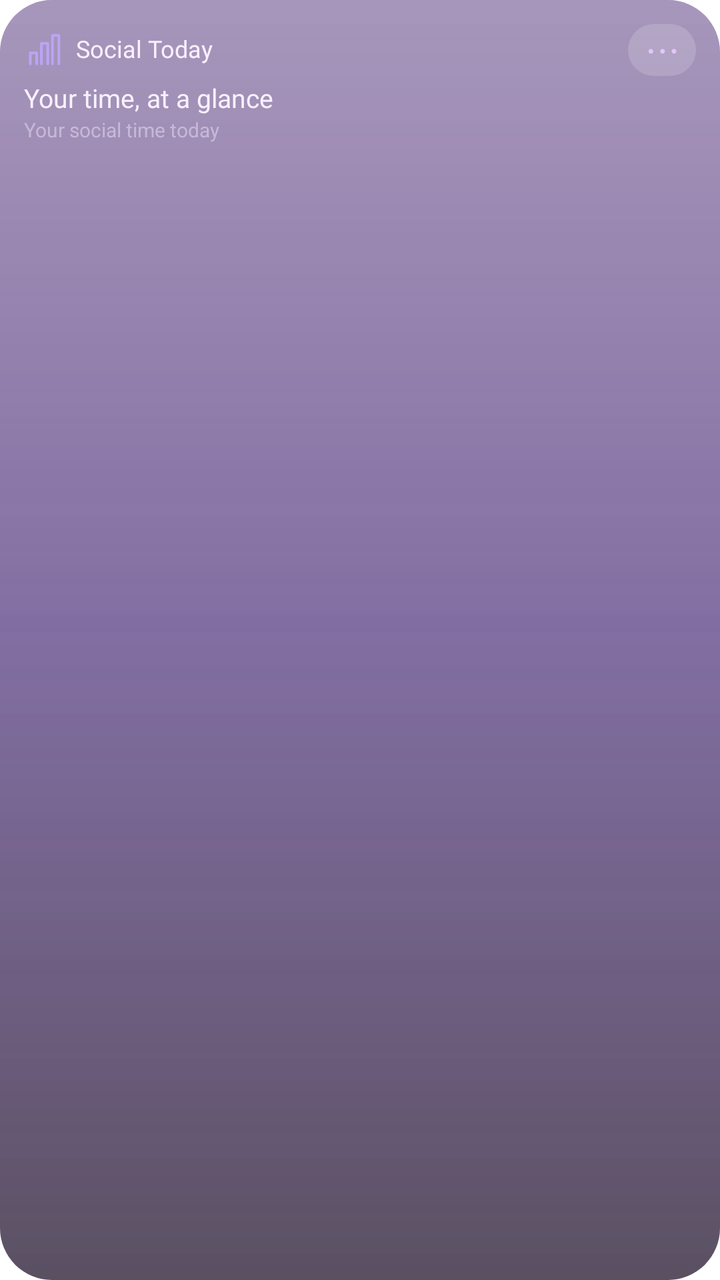
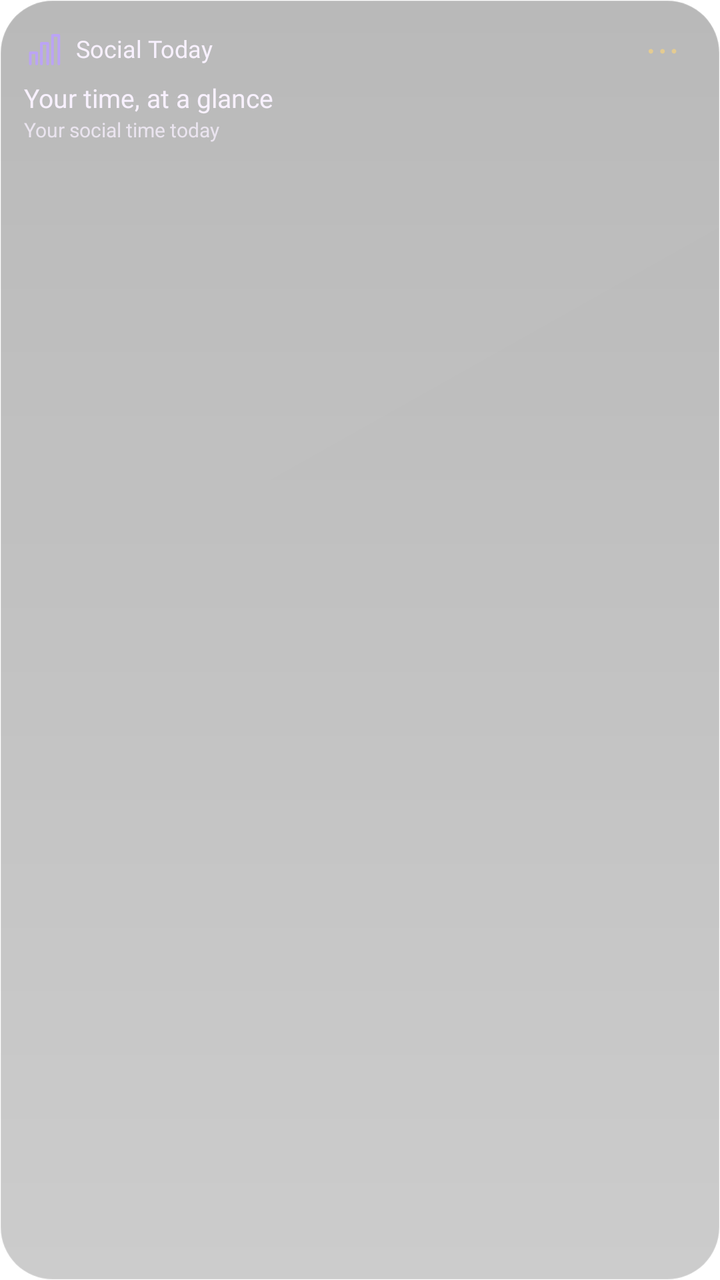

An Android layout rendered at two revisions. The XML below is the earlier revision; the diff shows what the commit changed to produce the second picture.
<!-- AndroidManifest.xml: application theme Theme.Lumen -->
<!-- res/layout/widget_preview_social.xml -->
<?xml version='1.0' encoding='utf-8'?>
<LinearLayout xmlns:android="http://schemas.android.com/apk/res/android" android:id="@+id/widget_root" android:layout_width="match_parent" android:layout_height="match_parent" android:orientation="vertical" android:padding="12dp" android:background="@drawable/widget_glass_dark_balanced">
    <LinearLayout android:layout_width="match_parent" android:layout_height="wrap_content" android:orientation="horizontal" android:gravity="center_vertical">
        <ImageView android:id="@+id/widget_icon" android:layout_width="19dp" android:layout_height="19dp" android:contentDescription="@null" android:src="@drawable/widget_ic_social" />
        <TextView android:id="@+id/widget_title" android:layout_width="0dp" android:layout_weight="1" android:layout_height="wrap_content" android:layout_marginStart="7dp" android:text="@string/widget_social" android:textColor="#F8F1FF" android:textSize="12sp" android:fontFamily="@font/outfit_medium" android:maxLines="1" android:ellipsize="end" android:includeFontPadding="false" />
        <TextView android:id="@+id/widget_action" android:layout_width="34dp" android:layout_height="26dp" android:gravity="center" android:text="@string/widget_more" android:textSize="19sp" android:textColor="#E4C6FF" android:contentDescription="@string/widget_open" android:background="@drawable/widget_control" android:includeFontPadding="false" />
    </LinearLayout>
    <TextView android:id="@+id/widget_detail" android:layout_width="match_parent" android:layout_height="wrap_content" android:layout_marginTop="4dp" android:text="@string/widget_preview_social_detail" android:textColor="#F8F1FF" android:textSize="13sp" android:fontFamily="@font/outfit_medium" android:maxLines="2" android:ellipsize="end" android:visibility="visible" android:includeFontPadding="false" />
    <Chronometer android:id="@+id/widget_timer" android:layout_width="match_parent" android:layout_height="24dp" android:textColor="#F8F1FF" android:textSize="20sp" android:fontFamily="@font/outfit_medium" android:visibility="gone" android:includeFontPadding="false" />
    <TextView android:id="@+id/widget_status" android:layout_width="match_parent" android:layout_height="wrap_content" android:layout_marginTop="2dp" android:textColor="#C8B8D8" android:textSize="10sp" android:maxLines="2" android:ellipsize="end" android:text="@string/widget_preview_social_status" android:visibility="visible" android:includeFontPadding="false" />
    <LinearLayout android:id="@+id/widget_photos" android:layout_width="match_parent" android:layout_height="30dp" android:layout_marginTop="4dp" android:orientation="horizontal" android:gravity="center_vertical" android:visibility="gone">
        <ImageView android:id="@+id/widget_photo1" android:layout_width="0dp" android:layout_weight="1" android:layout_height="28dp" android:layout_marginEnd="4dp" android:scaleType="centerCrop" android:background="@drawable/widget_photo_frame" android:contentDescription="@string/widget_photo" android:visibility="gone" />
        <ImageView android:id="@+id/widget_photo2" android:layout_width="0dp" android:layout_weight="1" android:layout_height="28dp" android:layout_marginEnd="4dp" android:scaleType="centerCrop" android:background="@drawable/widget_photo_frame" android:contentDescription="@string/widget_photo" android:visibility="gone" />
        <ImageView android:id="@+id/widget_photo3" android:layout_width="0dp" android:layout_weight="1" android:layout_height="28dp" android:layout_marginEnd="4dp" android:scaleType="centerCrop" android:background="@drawable/widget_photo_frame" android:contentDescription="@string/widget_photo" android:visibility="gone" />
        <ImageView android:id="@+id/widget_photo4" android:layout_width="0dp" android:layout_weight="1" android:layout_height="28dp" android:layout_marginEnd="4dp" android:scaleType="centerCrop" android:background="@drawable/widget_photo_frame" android:contentDescription="@string/widget_photo" android:visibility="gone" />
    </LinearLayout>
    <LinearLayout android:id="@+id/widget_photo_names" android:layout_width="match_parent" android:layout_height="12dp" android:orientation="horizontal" android:visibility="gone">
        <TextView android:id="@+id/widget_person1" android:layout_width="0dp" android:layout_weight="1" android:layout_height="match_parent" android:textColor="#C8B8D8" android:textSize="9sp" android:gravity="center" android:maxLines="1" android:ellipsize="end" android:includeFontPadding="false" />
        <TextView android:id="@+id/widget_person2" android:layout_width="0dp" android:layout_weight="1" android:layout_height="match_parent" android:textColor="#C8B8D8" android:textSize="9sp" android:gravity="center" android:maxLines="1" android:ellipsize="end" android:includeFontPadding="false" />
        <TextView android:id="@+id/widget_person3" android:layout_width="0dp" android:layout_weight="1" android:layout_height="match_parent" android:textColor="#C8B8D8" android:textSize="9sp" android:gravity="center" android:maxLines="1" android:ellipsize="end" android:includeFontPadding="false" />
        <TextView android:id="@+id/widget_person4" android:layout_width="0dp" android:layout_weight="1" android:layout_height="match_parent" android:textColor="#C8B8D8" android:textSize="9sp" android:gravity="center" android:maxLines="1" android:ellipsize="end" android:includeFontPadding="false" />
    </LinearLayout>
    <LinearLayout android:id="@+id/widget_row1" android:layout_width="match_parent" android:layout_height="24dp" android:orientation="horizontal" android:gravity="center_vertical" android:visibility="gone">
        <TextView android:id="@+id/widget_check1" android:layout_width="34dp" android:layout_height="match_parent" android:text="@string/widget_circle" android:textColor="#E4C6FF" android:textSize="22sp" android:gravity="center_vertical" android:includeFontPadding="false" />
        <TextView android:id="@+id/widget_task1" android:layout_width="0dp" android:layout_weight="1" android:layout_height="wrap_content" android:textColor="#F8F1FF" android:textSize="12sp" android:maxLines="1" android:ellipsize="end" android:includeFontPadding="false" />
    </LinearLayout>
    <LinearLayout android:id="@+id/widget_row2" android:layout_width="match_parent" android:layout_height="24dp" android:orientation="horizontal" android:gravity="center_vertical" android:visibility="gone">
        <TextView android:id="@+id/widget_check2" android:layout_width="34dp" android:layout_height="match_parent" android:text="@string/widget_circle" android:textColor="#E4C6FF" android:textSize="22sp" android:gravity="center_vertical" android:includeFontPadding="false" />
        <TextView android:id="@+id/widget_task2" android:layout_width="0dp" android:layout_weight="1" android:layout_height="wrap_content" android:textColor="#F8F1FF" android:textSize="12sp" android:maxLines="1" android:ellipsize="end" android:includeFontPadding="false" />
    </LinearLayout>
    <TextView android:id="@+id/widget_button" android:layout_width="match_parent" android:layout_height="28dp" android:layout_marginTop="4dp" android:gravity="center" android:textColor="#2A1048" android:fontFamily="@font/outfit_medium" android:textSize="12sp" android:background="@drawable/widget_pill" android:visibility="gone" android:text="@string/widget_preview_social_button" android:includeFontPadding="false" />
    <ProgressBar android:id="@+id/widget_meter" android:layout_width="match_parent" android:layout_height="4dp" android:layout_marginTop="8dp" android:max="100" android:progressTint="#C084FC" android:progressBackgroundTint="#33E4C6FF" android:visibility="gone" style="?android:attr/progressBarStyleHorizontal" />
</LinearLayout>
<!-- resources referenced by this layout -->
<resources>
  <!-- drawable widget_control (drawable) -->
  <?xml version="1.0" encoding="utf-8"?>
  <shape xmlns:android="http://schemas.android.com/apk/res/android">
      <corners android:radius="16dp" />
      <solid android:color="#28FFFFFF" />
  </shape>
  <!-- drawable widget_glass_dark_balanced (drawable) -->
  <?xml version="1.0" encoding="utf-8"?>
  <layer-list xmlns:android="http://schemas.android.com/apk/res/android">
      <item>
          <shape>
              <corners android:radius="26dp" />
              <gradient
                  android:angle="270"
                  android:startColor="#993B1568"
                  android:centerColor="#A62E1060"
                  android:endColor="#B314061F" />
          </shape>
      </item>
      <item>
          <shape>
              <corners android:radius="26dp" />
              <gradient
                  android:angle="270"
                  android:startColor="#40FFFFFF"
                  android:centerColor="#18E4C6FF"
                  android:endColor="#00FFFFFF" />
          </shape>
      </item>
  </layer-list>
  <!-- drawable widget_ic_social (drawable) -->
  <vector xmlns:android="http://schemas.android.com/apk/res/android" android:width="24dp" android:height="24dp" android:viewportWidth="24" android:viewportHeight="24"><path android:pathData="M4,21 L4,14 L8,14 L8,21 M11,21 L11,8 L15,8 L15,21 M18,21 L18,3 L22,3 L22,21" android:fillColor="@android:color/transparent" android:strokeColor="#BBA4F4" android:strokeWidth="1.7" android:strokeLineCap="round" android:strokeLineJoin="round" /></vector>
  <!-- drawable widget_photo_frame (drawable) -->
  <?xml version="1.0" encoding="utf-8"?>
  <shape xmlns:android="http://schemas.android.com/apk/res/android">
      <corners android:radius="16dp" />
      <solid android:color="#3314061F" />
  </shape>
  <!-- drawable widget_pill (drawable) -->
  <?xml version="1.0" encoding="utf-8"?>
  <shape xmlns:android="http://schemas.android.com/apk/res/android">
      <corners android:radius="22dp" />
      <gradient
          android:angle="0"
          android:startColor="#E9D5FF"
          android:centerColor="#D8B4FE"
          android:endColor="#F0ABFC" />
  </shape>
  <string name="widget_circle">○</string>
  <string name="widget_more">⋯</string>
  <string name="widget_open">Open widget</string>
  <string name="widget_photo">Photo</string>
  <string name="widget_preview_social_button" />
  <string name="widget_preview_social_detail">Your time, at a glance</string>
  <string name="widget_preview_social_status">Your social time today</string>
  <string name="widget_social">Social Today</string>
  <style name="Theme.Lumen" parent="android:Theme.Material.NoActionBar">
          <item name="android:windowShowWallpaper">true</item>
          <item name="android:windowBackground">@android:color/transparent</item>
          <item name="android:colorBackgroundCacheHint">@null</item>
          <item name="android:statusBarColor">@android:color/transparent</item>
          <item name="android:navigationBarColor">@android:color/transparent</item>
          <item name="android:windowDrawsSystemBarBackgrounds">true</item>
          <item name="android:windowLightStatusBar">false</item>
      </style>
</resources>

<!-- the commit's change to res/layout/widget_preview_social.xml (unified diff, before → after) -->
@@ -3,11 +3,11 @@
     <LinearLayout android:layout_width="match_parent" android:layout_height="wrap_content" android:orientation="horizontal" android:gravity="center_vertical">
         <ImageView android:id="@+id/widget_icon" android:layout_width="19dp" android:layout_height="19dp" android:contentDescription="@null" android:src="@drawable/widget_ic_social" />
         <TextView android:id="@+id/widget_title" android:layout_width="0dp" android:layout_weight="1" android:layout_height="wrap_content" android:layout_marginStart="7dp" android:text="@string/widget_social" android:textColor="#F8F1FF" android:textSize="12sp" android:fontFamily="@font/outfit_medium" android:maxLines="1" android:ellipsize="end" android:includeFontPadding="false" />
-        <TextView android:id="@+id/widget_action" android:layout_width="34dp" android:layout_height="26dp" android:gravity="center" android:text="@string/widget_more" android:textSize="19sp" android:textColor="#E4C6FF" android:contentDescription="@string/widget_open" android:background="@drawable/widget_control" android:includeFontPadding="false" />
+        <TextView android:id="@+id/widget_action" android:layout_width="34dp" android:layout_height="26dp" android:gravity="center" android:text="@string/widget_more" android:textSize="19sp" android:textColor="#E4CB91" android:contentDescription="@string/widget_open" android:background="@drawable/widget_control" android:includeFontPadding="false" />
     </LinearLayout>
     <TextView android:id="@+id/widget_detail" android:layout_width="match_parent" android:layout_height="wrap_content" android:layout_marginTop="4dp" android:text="@string/widget_preview_social_detail" android:textColor="#F8F1FF" android:textSize="13sp" android:fontFamily="@font/outfit_medium" android:maxLines="2" android:ellipsize="end" android:visibility="visible" android:includeFontPadding="false" />
     <Chronometer android:id="@+id/widget_timer" android:layout_width="match_parent" android:layout_height="24dp" android:textColor="#F8F1FF" android:textSize="20sp" android:fontFamily="@font/outfit_medium" android:visibility="gone" android:includeFontPadding="false" />
-    <TextView android:id="@+id/widget_status" android:layout_width="match_parent" android:layout_height="wrap_content" android:layout_marginTop="2dp" android:textColor="#C8B8D8" android:textSize="10sp" android:maxLines="2" android:ellipsize="end" android:text="@string/widget_preview_social_status" android:visibility="visible" android:includeFontPadding="false" />
+    <TextView android:id="@+id/widget_status" android:layout_width="match_parent" android:layout_height="wrap_content" android:layout_marginTop="2dp" android:textColor="#C4F8F1FF" android:textSize="10sp" android:maxLines="2" android:ellipsize="end" android:text="@string/widget_preview_social_status" android:visibility="visible" android:includeFontPadding="false" />
     <LinearLayout android:id="@+id/widget_photos" android:layout_width="match_parent" android:layout_height="30dp" android:layout_marginTop="4dp" android:orientation="horizontal" android:gravity="center_vertical" android:visibility="gone">
         <ImageView android:id="@+id/widget_photo1" android:layout_width="0dp" android:layout_weight="1" android:layout_height="28dp" android:layout_marginEnd="4dp" android:scaleType="centerCrop" android:background="@drawable/widget_photo_frame" android:contentDescription="@string/widget_photo" android:visibility="gone" />
         <ImageView android:id="@+id/widget_photo2" android:layout_width="0dp" android:layout_weight="1" android:layout_height="28dp" android:layout_marginEnd="4dp" android:scaleType="centerCrop" android:background="@drawable/widget_photo_frame" android:contentDescription="@string/widget_photo" android:visibility="gone" />
@@ -15,17 +15,17 @@
         <ImageView android:id="@+id/widget_photo4" android:layout_width="0dp" android:layout_weight="1" android:layout_height="28dp" android:layout_marginEnd="4dp" android:scaleType="centerCrop" android:background="@drawable/widget_photo_frame" android:contentDescription="@string/widget_photo" android:visibility="gone" />
     </LinearLayout>
     <LinearLayout android:id="@+id/widget_photo_names" android:layout_width="match_parent" android:layout_height="12dp" android:orientation="horizontal" android:visibility="gone">
-        <TextView android:id="@+id/widget_person1" android:layout_width="0dp" android:layout_weight="1" android:layout_height="match_parent" android:textColor="#C8B8D8" android:textSize="9sp" android:gravity="center" android:maxLines="1" android:ellipsize="end" android:includeFontPadding="false" />
-        <TextView android:id="@+id/widget_person2" android:layout_width="0dp" android:layout_weight="1" android:layout_height="match_parent" android:textColor="#C8B8D8" android:textSize="9sp" android:gravity="center" android:maxLines="1" android:ellipsize="end" android:includeFontPadding="false" />
-        <TextView android:id="@+id/widget_person3" android:layout_width="0dp" android:layout_weight="1" android:layout_height="match_parent" android:textColor="#C8B8D8" android:textSize="9sp" android:gravity="center" android:maxLines="1" android:ellipsize="end" android:includeFontPadding="false" />
-        <TextView android:id="@+id/widget_person4" android:layout_width="0dp" android:layout_weight="1" android:layout_height="match_parent" android:textColor="#C8B8D8" android:textSize="9sp" android:gravity="center" android:maxLines="1" android:ellipsize="end" android:includeFontPadding="false" />
+        <TextView android:id="@+id/widget_person1" android:layout_width="0dp" android:layout_weight="1" android:layout_height="match_parent" android:textColor="#C4F8F1FF" android:textSize="9sp" android:gravity="center" android:maxLines="1" android:ellipsize="end" android:includeFontPadding="false" />
+        <TextView android:id="@+id/widget_person2" android:layout_width="0dp" android:layout_weight="1" android:layout_height="match_parent" android:textColor="#C4F8F1FF" android:textSize="9sp" android:gravity="center" android:maxLines="1" android:ellipsize="end" android:includeFontPadding="false" />
+        <TextView android:id="@+id/widget_person3" android:layout_width="0dp" android:layout_weight="1" android:layout_height="match_parent" android:textColor="#C4F8F1FF" android:textSize="9sp" android:gravity="center" android:maxLines="1" android:ellipsize="end" android:includeFontPadding="false" />
+        <TextView android:id="@+id/widget_person4" android:layout_width="0dp" android:layout_weight="1" android:layout_height="match_parent" android:textColor="#C4F8F1FF" android:textSize="9sp" android:gravity="center" android:maxLines="1" android:ellipsize="end" android:includeFontPadding="false" />
     </LinearLayout>
     <LinearLayout android:id="@+id/widget_row1" android:layout_width="match_parent" android:layout_height="24dp" android:orientation="horizontal" android:gravity="center_vertical" android:visibility="gone">
-        <TextView android:id="@+id/widget_check1" android:layout_width="34dp" android:layout_height="match_parent" android:text="@string/widget_circle" android:textColor="#E4C6FF" android:textSize="22sp" android:gravity="center_vertical" android:includeFontPadding="false" />
+        <TextView android:id="@+id/widget_check1" android:layout_width="34dp" android:layout_height="match_parent" android:text="@string/widget_circle" android:textColor="#E4CB91" android:textSize="22sp" android:gravity="center_vertical" android:includeFontPadding="false" />
         <TextView android:id="@+id/widget_task1" android:layout_width="0dp" android:layout_weight="1" android:layout_height="wrap_content" android:textColor="#F8F1FF" android:textSize="12sp" android:maxLines="1" android:ellipsize="end" android:includeFontPadding="false" />
     </LinearLayout>
     <LinearLayout android:id="@+id/widget_row2" android:layout_width="match_parent" android:layout_height="24dp" android:orientation="horizontal" android:gravity="center_vertical" android:visibility="gone">
-        <TextView android:id="@+id/widget_check2" android:layout_width="34dp" android:layout_height="match_parent" android:text="@string/widget_circle" android:textColor="#E4C6FF" android:textSize="22sp" android:gravity="center_vertical" android:includeFontPadding="false" />
+        <TextView android:id="@+id/widget_check2" android:layout_width="34dp" android:layout_height="match_parent" android:text="@string/widget_circle" android:textColor="#E4CB91" android:textSize="22sp" android:gravity="center_vertical" android:includeFontPadding="false" />
         <TextView android:id="@+id/widget_task2" android:layout_width="0dp" android:layout_weight="1" android:layout_height="wrap_content" android:textColor="#F8F1FF" android:textSize="12sp" android:maxLines="1" android:ellipsize="end" android:includeFontPadding="false" />
     </LinearLayout>
     <TextView android:id="@+id/widget_button" android:layout_width="match_parent" android:layout_height="28dp" android:layout_marginTop="4dp" android:gravity="center" android:textColor="#2A1048" android:fontFamily="@font/outfit_medium" android:textSize="12sp" android:background="@drawable/widget_pill" android:visibility="gone" android:text="@string/widget_preview_social_button" android:includeFontPadding="false" />
<!-- resource entries referenced after the edit -->
@@ -2,51 +2,31 @@
 <resources>
   <!-- drawable widget_control (drawable) -->
   <?xml version="1.0" encoding="utf-8"?>
-  <shape xmlns:android="http://schemas.android.com/apk/res/android">
-      <corners android:radius="16dp" />
-      <solid android:color="#28FFFFFF" />
-  </shape>
+  <shape xmlns:android="http://schemas.android.com/apk/res/android"><solid android:color="#00000000" /></shape>
   <!-- drawable widget_glass_dark_balanced (drawable) -->
   <?xml version="1.0" encoding="utf-8"?>
   <layer-list xmlns:android="http://schemas.android.com/apk/res/android">
-      <item>
-          <shape>
-              <corners android:radius="26dp" />
-              <gradient
-                  android:angle="270"
-                  android:startColor="#993B1568"
-                  android:centerColor="#A62E1060"
-                  android:endColor="#B314061F" />
-          </shape>
-      </item>
-      <item>
-          <shape>
-              <corners android:radius="26dp" />
-              <gradient
-                  android:angle="270"
-                  android:startColor="#40FFFFFF"
-                  android:centerColor="#18E4C6FF"
-                  android:endColor="#00FFFFFF" />
-          </shape>
-      </item>
+    <item><shape>
+      <corners android:radius="26dp" />
+      <gradient android:angle="270" android:startColor="#47000000" android:endColor="#33000000" />
+      <stroke android:width="0.8dp" android:color="#33FFFFFF" />
+  </shape></item>
+    <item><shape>
+      <corners android:radius="26dp" />
+      <gradient android:angle="315" android:startColor="#04FFFFFF" android:endColor="#00FFFFFF" />
+    </shape></item>
   </layer-list>
   <!-- drawable widget_ic_social (drawable) -->
   <vector xmlns:android="http://schemas.android.com/apk/res/android" android:width="24dp" android:height="24dp" android:viewportWidth="24" android:viewportHeight="24"><path android:pathData="M4,21 L4,14 L8,14 L8,21 M11,21 L11,8 L15,8 L15,21 M18,21 L18,3 L22,3 L22,21" android:fillColor="@android:color/transparent" android:strokeColor="#BBA4F4" android:strokeWidth="1.7" android:strokeLineCap="round" android:strokeLineJoin="round" /></vector>
   <!-- drawable widget_photo_frame (drawable) -->
   <?xml version="1.0" encoding="utf-8"?>
-  <shape xmlns:android="http://schemas.android.com/apk/res/android">
-      <corners android:radius="16dp" />
-      <solid android:color="#3314061F" />
-  </shape>
+  <shape xmlns:android="http://schemas.android.com/apk/res/android"><solid android:color="#00000000" /></shape>
   <!-- drawable widget_pill (drawable) -->
   <?xml version="1.0" encoding="utf-8"?>
   <shape xmlns:android="http://schemas.android.com/apk/res/android">
       <corners android:radius="22dp" />
-      <gradient
-          android:angle="0"
-          android:startColor="#E9D5FF"
-          android:centerColor="#D8B4FE"
-          android:endColor="#F0ABFC" />
+      <gradient android:angle="270" android:startColor="#EAD8AD" android:endColor="#DBC18A" />
+      <stroke android:width="0.7dp" android:color="#50FFFFFF" />
   </shape>
   <string name="widget_circle">○</string>
   <string name="widget_more">⋯</string>
